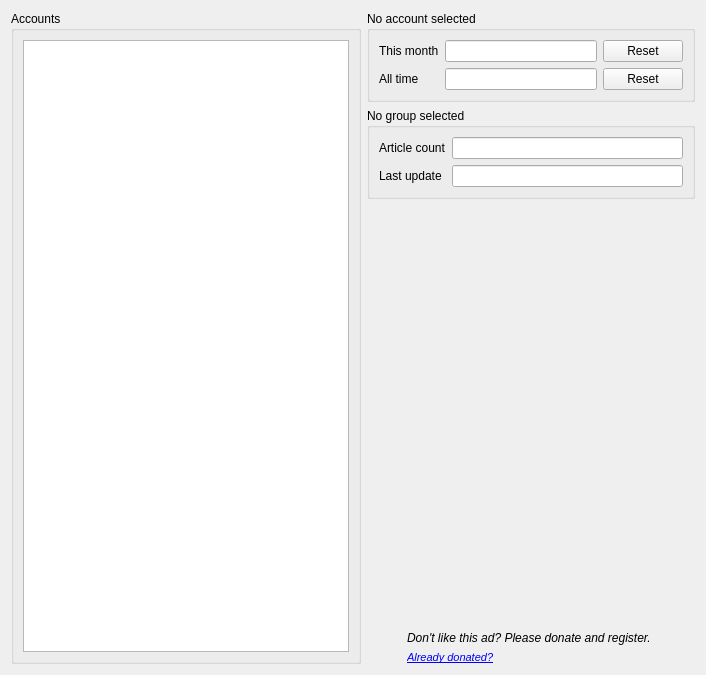
This is app/gui/accounts.ui in ensisoft/newsflash-plus as Qt 5 draws it before an edit. The edited form follows.
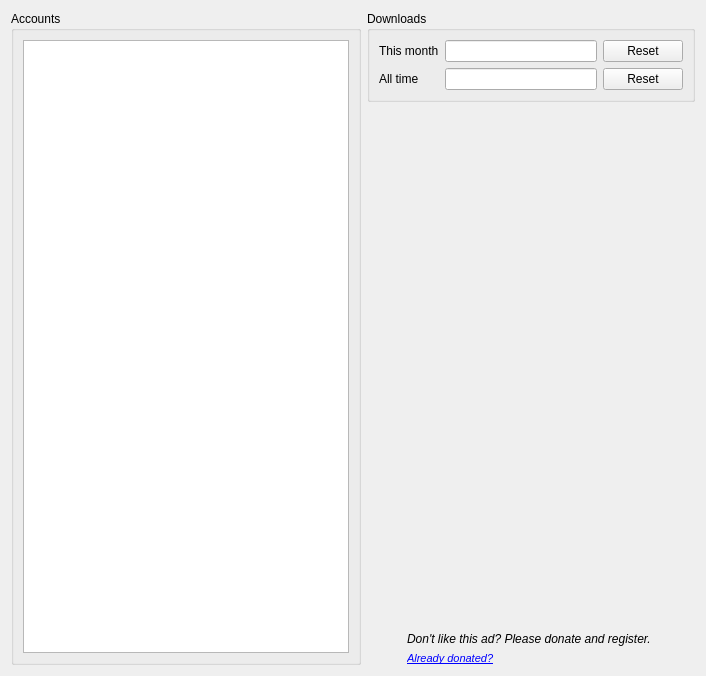
This is the edited form. Icons and pictures are not drawn.

Commit message: Adding groups tab Action interface

The edit to the form file:
```diff
--- a/app/gui/accounts.ui
+++ b/app/gui/accounts.ui
@@ -7,7 +7,7 @@
     <x>0</x>
     <y>0</y>
     <width>706</width>
-    <height>675</height>
+    <height>676</height>
    </rect>
   </property>
   <property name="windowTitle">
@@ -69,7 +69,7 @@
         </size>
        </property>
        <property name="title">
-        <string>No account selected</string>
+        <string>Downloads</string>
        </property>
        <property name="flat">
         <bool>false</bool>
@@ -122,76 +122,6 @@
        </layout>
       </widget>
      </item>
-     <item>
-      <widget class="QGroupBox" name="grpGroup">
-       <property name="sizePolicy">
-        <sizepolicy hsizetype="Maximum" vsizetype="Preferred">
-         <horstretch>0</horstretch>
-         <verstretch>0</verstretch>
-        </sizepolicy>
-       </property>
-       <property name="minimumSize">
-        <size>
-         <width>328</width>
-         <height>0</height>
-        </size>
-       </property>
-       <property name="maximumSize">
-        <size>
-         <width>16777215</width>
-         <height>16777215</height>
-        </size>
-       </property>
-       <property name="title">
-        <string>No group selected</string>
-       </property>
-       <property name="flat">
-        <bool>false</bool>
-       </property>
-       <layout class="QFormLayout" name="formLayout_2">
-        <item row="0" column="0">
-         <widget class="QLabel" name="label_4">
-          <property name="text">
-           <string>Article count</string>
-          </property>
-         </widget>
-        </item>
-        <item row="0" column="1">
-         <widget class="QLineEdit" name="edtArticleCount">
-          <property name="enabled">
-           <bool>true</bool>
-          </property>
-          <property name="maximumSize">
-           <size>
-            <width>16777215</width>
-            <height>16777215</height>
-           </size>
-          </property>
-         </widget>
-        </item>
-        <item row="1" column="0">
-         <widget class="QLabel" name="label_5">
-          <property name="text">
-           <string>Last update</string>
-          </property>
-         </widget>
-        </item>
-        <item row="1" column="1">
-         <widget class="QLineEdit" name="edtLastUpdate">
-          <property name="enabled">
-           <bool>true</bool>
-          </property>
-          <property name="maximumSize">
-           <size>
-            <width>16777215</width>
-            <height>16777215</height>
-           </size>
-          </property>
-         </widget>
-        </item>
-       </layout>
-      </widget>
-     </item>
      <item>
       <spacer name="verticalSpacer">
        <property name="orientation">
```
Left out of the diff: 159 changed lines with no effect on the pictures. The commit also changes 24 other files.
